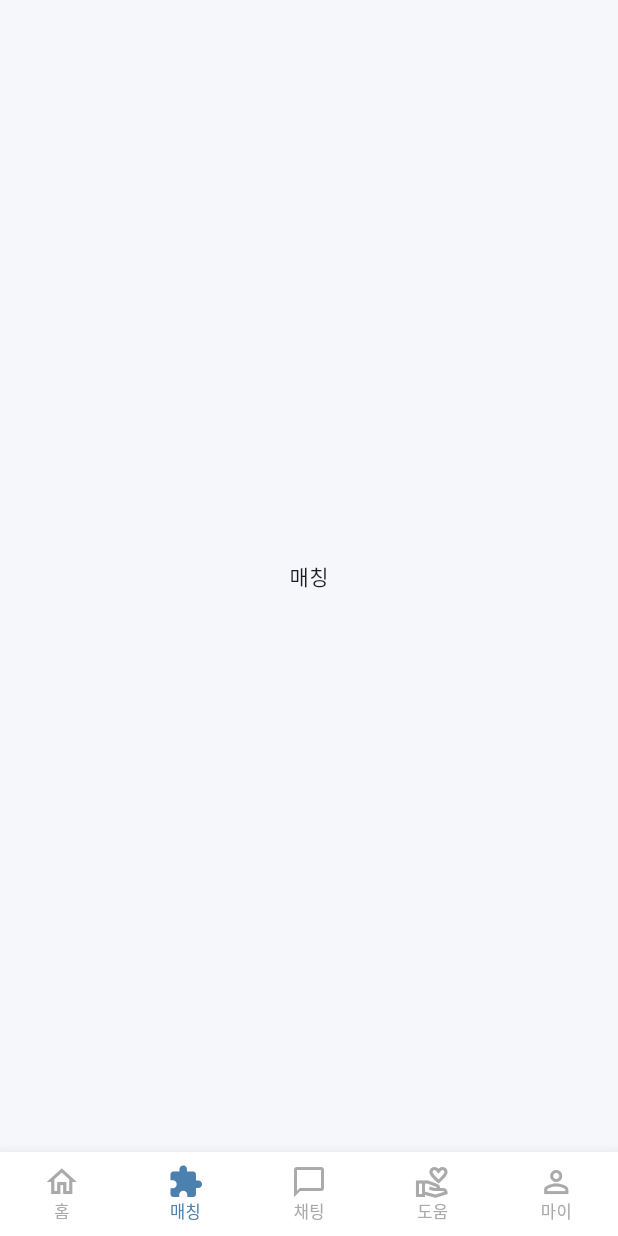
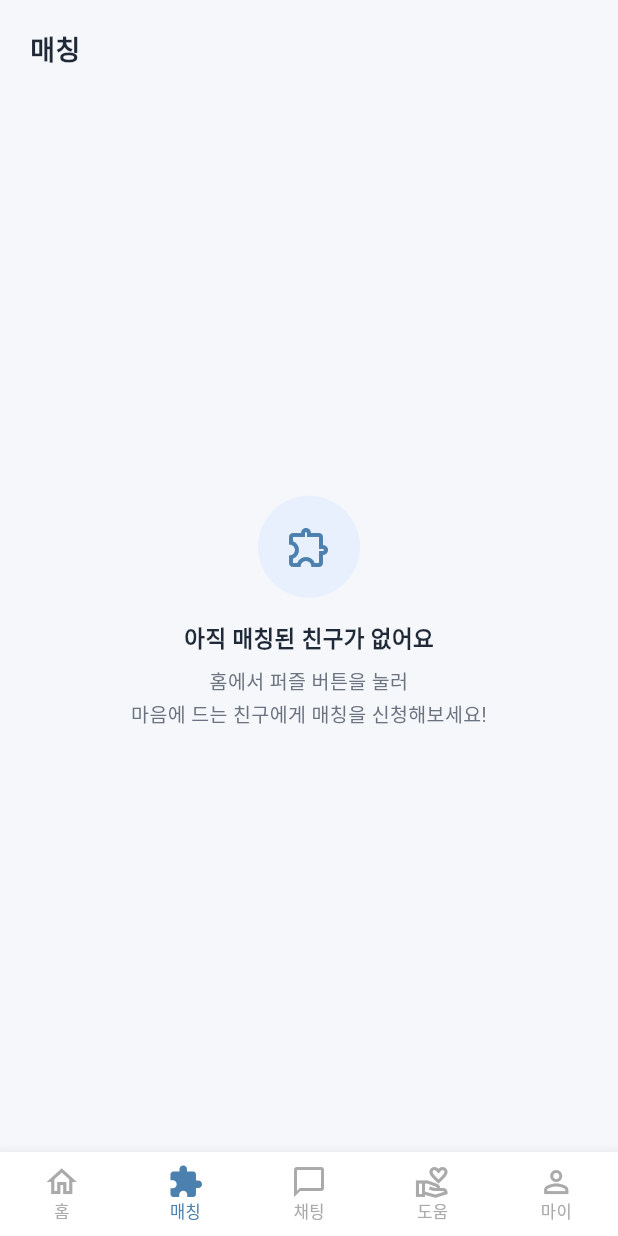
Before and after one commit to thdalseo/CapstoneDesign-2026-1, a Flutter app: the HomeScreen screen opened directly, item 2 of the bottom bar chosen, on a phone screen of 412 x 824 dp. Run offline on Flutter 3.47's test engine with Material 3 defaults, Android fonts, the phone set to English and light mode, and no system bars; our stand-ins replace shared_preferences; accounts and stored records are empty; network calls fail; Roboto replaces fonts that are missing (Pretendard).

Commit message:
feat: 홈,매칭화면

```diff
--- /dev/null
+++ b/lib/models/user_model.dart
@@ -0,0 +1,82 @@
+class UserModel {
+  final String id;
+  final String name;
+  final String country;     // e.g. "🇰🇷 대한민국"
+  final String college;     // 단과대
+  final String major;       // 학부/학과
+  final String year;        // e.g. "3학년"
+  final List<String> interests;
+  final String description;
+  final String email;
+  final String? avatarUrl;
+
+  const UserModel({
+    this.id = '',
+    required this.name,
+    required this.country,
+    required this.college,
+    required this.major,
+    this.year = '',
+    this.interests = const [],
+    this.description = '',
+    required this.email,
+    this.avatarUrl,
+  });
+
+  // "🇰🇷 대한민국" → "🇰🇷"
+  String get countryFlag => country.split(' ').first;
+
+  Map<String, dynamic> toJson() => {
+        'id': id,
+        'name': name,
+        'country': country,
+        'college': college,
+        'major': major,
+        'year': year,
+        'interests': interests,
+        'description': description,
+        'email': email,
+        'avatarUrl': avatarUrl,
+      };
+
+  factory UserModel.fromJson(Map<String, dynamic> json) => UserModel(
+        id: json['id'] as String? ?? '',
+        name: json['name'] as String? ?? '',
+        country: json['country'] as String? ?? '',
+        college: json['college'] as String? ?? '',
+        major: json['major'] as String? ?? '',
+        year: json['year'] as String? ?? '',
+        interests: (json['interests'] as List<dynamic>?)
+                ?.map((e) => e as String)
+                .toList() ??
+            [],
+        description: json['description'] as String? ?? '',
+        email: json['email'] as String? ?? '',
+        avatarUrl: json['avatarUrl'] as String?,
+      );
+
+  UserModel copyWith({
+    String? id,
+    String? name,
+    String? country,
+    String? college,
+    String? major,
+    String? year,
+    List<String>? interests,
+    String? description,
+    String? email,
+    String? avatarUrl,
+  }) =>
+      UserModel(
+        id: id ?? this.id,
+        name: name ?? this.name,
+        country: country ?? this.country,
+        college: college ?? this.college,
+        major: major ?? this.major,
+        year: year ?? this.year,
+        interests: interests ?? this.interests,
+        description: description ?? this.description,
+        email: email ?? this.email,
+        avatarUrl: avatarUrl ?? this.avatarUrl,
+      );
+}
--- a/lib/screens/home/home_screen.dart
+++ b/lib/screens/home/home_screen.dart
@@ -1,8 +1,12 @@
 import 'package:flutter/material.dart';
 import '../../models/match_user.dart';
+import '../../models/user_model.dart';
+import '../../services/user_service.dart';
 import '../../theme/app_theme.dart';
+import '../../screens/matching/matching_screen.dart';
 import '../../widgets/home/match_card.dart';
 import '../../widgets/home/home_bottom_nav.dart';
+import '../../widgets/home/my_profile_card.dart';
 
 class HomeScreen extends StatefulWidget {
   const HomeScreen({super.key});
@@ -15,6 +19,8 @@ class _HomeScreenState extends State<HomeScreen> {
   int _currentIndex = 0;
   int _currentPage = 0;
   late final PageController _pageController;
+  UserModel? _currentUser;
+  final List<MatchUser> _matchedUsers = [];
 
   final List<MatchUser> _matchList = const [
     MatchUser(
@@ -50,6 +56,23 @@ class _HomeScreenState extends State<HomeScreen> {
   void initState() {
     super.initState();
     _pageController = PageController(viewportFraction: 0.68);
+    _loadUser();
+  }
+
+  Future<void> _loadUser() async {
+    final user = await UserService.loadUser();
+    if (mounted) setState(() => _currentUser = user);
+  }
+
+  void _toggleMatched(MatchUser user) {
+    setState(() {
+      final idx = _matchedUsers.indexWhere((u) => u.name == user.name);
+      if (idx == -1) {
+        _matchedUsers.add(user);
+      } else {
+        _matchedUsers.removeAt(idx);
+      }
+    });
   }
 
   @override
@@ -75,7 +98,10 @@ class _HomeScreenState extends State<HomeScreen> {
       case 0:
         return _buildHomeTab();
       case 1:
-        return const Center(child: Text('매칭'));
+        return MatchingScreen(
+          users: _matchedUsers,
+          onToggle: _toggleMatched,
+        );
       case 2:
         return const Center(child: Text('채팅'));
       case 3:
@@ -93,15 +119,15 @@ class _HomeScreenState extends State<HomeScreen> {
       children: [
         // 상단 인사
         Padding(
-          padding: const EdgeInsets.fromLTRB(20, 20, 8, 0),
+          padding: const EdgeInsets.fromLTRB(20, 16, 8, 0),
           child: Row(
             mainAxisAlignment: MainAxisAlignment.spaceBetween,
             children: [
-              const Column(
+              Column(
                 crossAxisAlignment: CrossAxisAlignment.start,
                 children: [
                   Text(
-                    '안녕하세요, 민서님! 👋',
+                    '안녕하세요, ${_currentUser?.name ?? ''}님! 👋',
                     style: TextStyle(
                       fontSize: 18,
                       fontWeight: FontWeight.w600,
@@ -129,38 +155,14 @@ class _HomeScreenState extends State<HomeScreen> {
             ],
           ),
         ),
-        const SizedBox(height: 20),
+        const SizedBox(height: 12),
 
-        // Today's Bridge 레이블
-        Padding(
-          padding: const EdgeInsets.fromLTRB(20, 0, 0, 14),
-          child: Row(
-            children: [
-              Container(
-                width: 3,
-                height: 16,
-                decoration: BoxDecoration(
-                  color: AppTheme.primary,
-                  borderRadius: BorderRadius.circular(2),
-                ),
-              ),
-              const SizedBox(width: 8),
-              const Text(
-                "Today's Bridge",
-                style: TextStyle(
-                  fontSize: 15,
-                  fontWeight: FontWeight.w600,
-                  color: AppTheme.textPrimary,
-                  letterSpacing: 0.2,
-                ),
-              ),
-            ],
-          ),
-        ),
+        // 내 프로필 카드
+        MyProfileCard(user: _currentUser),
+        const SizedBox(height: 14),
 
-        // 카드 PageView
-        SizedBox(
-          height: MediaQuery.of(context).size.height * 0.52,
+        // 카드 PageView — 남은 공간을 모두 채움
+        Expanded(
           child: PageView.builder(
             controller: _pageController,
             itemCount: _matchList.length,
@@ -181,9 +183,13 @@ class _HomeScreenState extends State<HomeScreen> {
                 child: Padding(
                   padding: const EdgeInsets.symmetric(
                     horizontal: 10,
-                    vertical: 10,
+                    vertical: 8,
                   ),
-                  child: MatchCard(user: user),
+                  child: MatchCard(
+                    user: user,
+                    isMatched: _matchedUsers.any((u) => u.name == user.name),
+                    onMatchTap: () => _toggleMatched(user),
+                  ),
                 ),
               );
             },
@@ -192,7 +198,7 @@ class _HomeScreenState extends State<HomeScreen> {
 
         // 페이지 인디케이터 (작은 원 3개)
         Padding(
-          padding: const EdgeInsets.only(top: 8, bottom: 22),
+          padding: const EdgeInsets.only(top: 6, bottom: 16),
           child: Row(
             mainAxisAlignment: MainAxisAlignment.center,
             children: List.generate(
--- /dev/null
+++ b/lib/screens/matching/matching_screen.dart
@@ -0,0 +1,124 @@
+import 'package:flutter/material.dart';
+import '../../models/match_user.dart';
+import '../../theme/app_theme.dart';
+import '../../widgets/matching/matched_user_tile.dart';
+
+class MatchingScreen extends StatelessWidget {
+  final List<MatchUser> users;
+  final void Function(MatchUser) onToggle;
+
+  const MatchingScreen({
+    super.key,
+    required this.users,
+    required this.onToggle,
+  });
+
+  @override
+  Widget build(BuildContext context) {
+    return Column(
+      crossAxisAlignment: CrossAxisAlignment.start,
+      children: [
+        // 헤더
+        Padding(
+          padding: const EdgeInsets.fromLTRB(20, 20, 20, 4),
+          child: Row(
+            children: [
+              const Text(
+                '매칭',
+                style: TextStyle(
+                  fontSize: 18,
+                  fontWeight: FontWeight.w700,
+                  color: AppTheme.textPrimary,
+                ),
+              ),
+              if (users.isNotEmpty) ...[
+                const SizedBox(width: 8),
+                Container(
+                  padding:
+                      const EdgeInsets.symmetric(horizontal: 8, vertical: 2),
+                  decoration: BoxDecoration(
+                    color: AppTheme.primary,
+                    borderRadius: BorderRadius.circular(999),
+                  ),
+                  child: Text(
+                    '${users.length}',
+                    style: const TextStyle(
+                      fontSize: 11,
+                      fontWeight: FontWeight.w600,
+                      color: Colors.white,
+                    ),
+                  ),
+                ),
+              ],
+            ],
+          ),
+        ),
+
+        users.isEmpty ? _buildEmpty() : _buildList(),
+      ],
+    );
+  }
+
+  Widget _buildList() {
+    return Expanded(
+      child: ListView.separated(
+        padding: const EdgeInsets.only(top: 8, bottom: 24),
+        itemCount: users.length,
+        separatorBuilder: (_, _) => Divider(
+          height: 1,
+          indent: 78,
+          endIndent: 20,
+          color: AppTheme.border,
+        ),
+        itemBuilder: (context, i) => MatchedUserTile(
+              user: users[i],
+              onToggle: () => onToggle(users[i]),
+            ),
+      ),
+    );
+  }
+
+  Widget _buildEmpty() {
+    return Expanded(
+      child: Center(
+        child: Column(
+          mainAxisSize: MainAxisSize.min,
+          children: [
+            Container(
+              width: 68,
+              height: 68,
+              decoration: const BoxDecoration(
+                shape: BoxShape.circle,
+                color: Color(0xFFE8F0FE),
+              ),
+              child: const Icon(
+                Icons.extension_outlined,
+                color: AppTheme.primary,
+                size: 32,
+              ),
+            ),
+            const SizedBox(height: 16),
+            const Text(
+              '아직 매칭된 친구가 없어요',
+              style: TextStyle(
+                fontSize: 15,
+                fontWeight: FontWeight.w600,
+                color: AppTheme.textPrimary,
+              ),
+            ),
+            const SizedBox(height: 6),
+            const Text(
+              '홈에서 퍼즐 버튼을 눌러\n마음에 드는 친구에게 매칭을 신청해보세요!',
+              textAlign: TextAlign.center,
+              style: TextStyle(
+                fontSize: 13,
+                color: AppTheme.textSecondary,
+                height: 1.6,
+              ),
+            ),
+          ],
+        ),
+      ),
+    );
+  }
+}
--- /dev/null
+++ b/lib/services/user_service.dart
@@ -0,0 +1,46 @@
+import 'dart:convert';
+import 'package:shared_preferences/shared_preferences.dart';
+import '../models/user_model.dart';
+
+class UserService {
+  static const _userKey = 'current_user';
+
+  static Future<void> saveUser(UserModel user) async {
+    final prefs = await SharedPreferences.getInstance();
+    await prefs.setString(_userKey, jsonEncode(user.toJson()));
+  }
+
+  static Future<UserModel?> loadUser() async {
+    final prefs = await SharedPreferences.getInstance();
+    final raw = prefs.getString(_userKey);
+    if (raw == null) return null;
+    return UserModel.fromJson(jsonDecode(raw) as Map<String, dynamic>);
+  }
+
+  static Future<void> clearUser() async {
+    final prefs = await SharedPreferences.getInstance();
+    await prefs.remove(_userKey);
+  }
+
+  // ── 백엔드 API 연동 시 아래 메서드들을 구현하세요 ──────────────────────────
+  //
+  // static Future<UserModel> fetchProfile(String accessToken) async {
+  //   final res = await http.get(
+  //     Uri.parse('$baseUrl/api/users/me'),
+  //     headers: {'Authorization': 'Bearer $accessToken'},
+  //   );
+  //   if (res.statusCode != 200) throw Exception('프로필 로드 실패');
+  //   return UserModel.fromJson(jsonDecode(res.body) as Map<String, dynamic>);
+  // }
+  //
+  // static Future<void> updateProfile(UserModel user, String accessToken) async {
+  //   await http.patch(
+  //     Uri.parse('$baseUrl/api/users/me'),
+  //     headers: {
+  //       'Authorization': 'Bearer $accessToken',
+  //       'Content-Type': 'application/json',
+  //     },
+  //     body: jsonEncode(user.toJson()),
+  //   );
+  // }
+}
```
Also changed, not shown: lib/screens/auth/signup_screen.dart (+17 -2 lines), lib/widgets/home/match_card.dart (+78 -38 lines), lib/widgets/home/my_profile_card.dart (added, +134 -0 lines), lib/widgets/matching/matched_user_tile.dart (added, +137 -0 lines).
